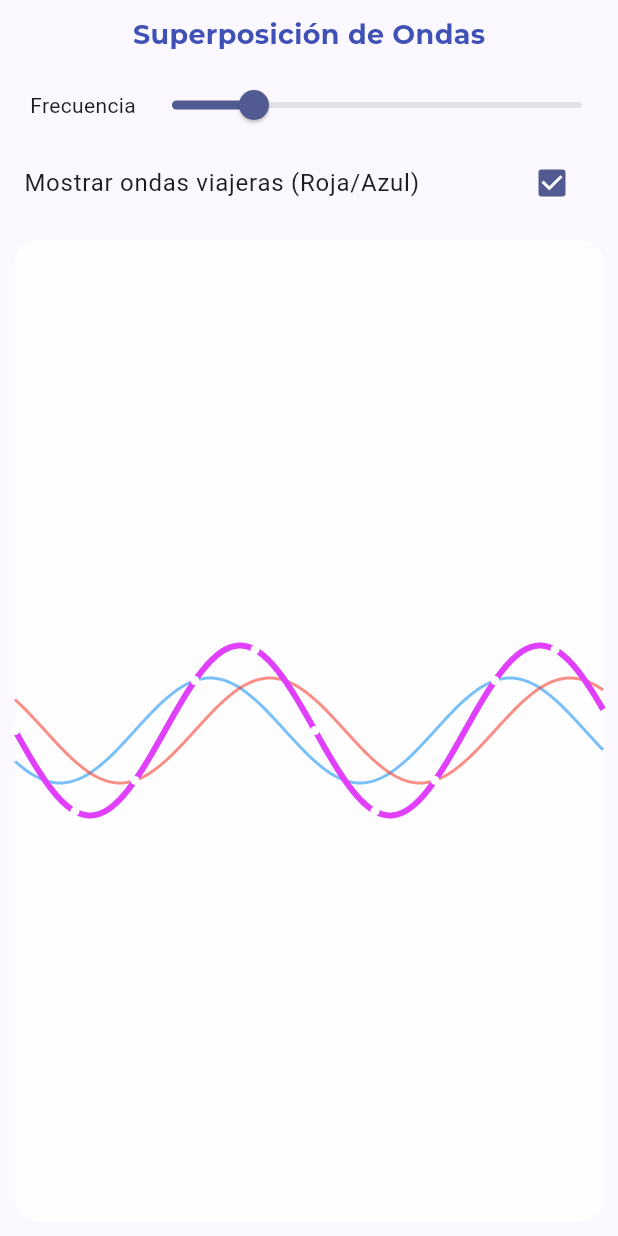
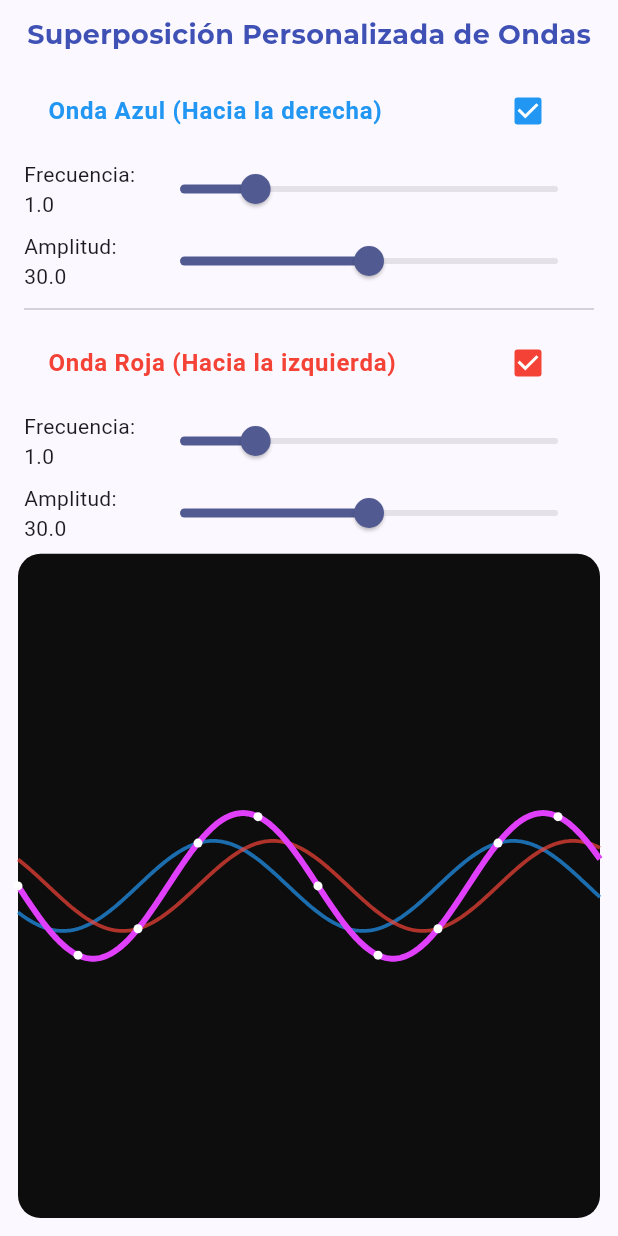
Before and after one commit to IsaiOrtiz/lab_virtual_fisica, a Flutter app: the InterferenciaSim widget shown alone on an empty page, opened directly, on a phone screen of 412 x 824 dp. Run offline on Flutter 3.47's test engine with Material 3 defaults, Android fonts, the phone set to English and light mode, and no system bars; our stand-ins replace flutter_markdown, google_fonts; missing offline and left inert: flutter_cube.

Commit message:
modificacion a simulacion de interferencia

```diff
--- a/lib/simulaciones/interferencia.dart
+++ b/lib/simulaciones/interferencia.dart
@@ -12,9 +12,20 @@ class InterferenciaSim extends StatefulWidget {
 
 class _InterferenciaSimState extends State<InterferenciaSim> {
   double tiempo = 0.0;
-  double frecuencia = 1.0;
-  double amplitud = 35.0;
-  bool mostrarComponentes = true;
+
+  // Parámetros independientes de la Onda Azul (Derecha)
+  double freqAzul = 1.0;
+  double ampAzul = 30.0;
+  bool mostrarAzul = true;
+
+  // Parámetros independientes de la Onda Roja (Izquierda)
+  double freqRoja = 1.0;
+  double ampRoja = 30.0;
+  bool mostrarRoja = true;
+
+  // Control de la Onda Resultante (Púrpura)
+  bool mostrarSuma = true;
+
   Timer? _timer;
 
   @override
@@ -39,44 +50,118 @@ class _InterferenciaSimState extends State<InterferenciaSim> {
       children: [
         Padding(
           padding: const EdgeInsets.symmetric(vertical: 10),
-          child: Text("Superposición de Ondas",
-            style: GoogleFonts.montserrat(fontWeight: FontWeight.bold, fontSize: 18, color: Colors.indigo)),
+          child: Text(
+            "Superposición Personalizada de Ondas",
+            style: GoogleFonts.montserrat(fontWeight: FontWeight.bold, fontSize: 18, color: Colors.indigo),
+          ),
         ),
 
-        Row(
+        // Panel de Controles Avanzados
+        Expanded(
+          flex: 2,
+          child: SingleChildScrollView(
+            padding: const EdgeInsets.symmetric(horizontal: 16),
+            child: Column(
               children: [
-            const SizedBox(width: 20),
-            const Text("Frecuencia"),
-            Expanded(
-              child: Slider(
-                value: frecuencia, min: 0.5, max: 3.0,
-                onChanged: (v) => setState(() => frecuencia = v),
+                // --- CONTROLES ONDA AZUL ---
+                _buildControlSection(
+                  titulo: "Onda Azul (Hacia la derecha)",
+                  color: Colors.blue,
+                  checkboxValue: mostrarAzul,
+                  onCheckboxChanged: (v) => setState(() => mostrarAzul = v!),
+                  sliders: [
+                    _buildSliderRow("Frecuencia", freqAzul, 0.5, 3.0, (v) => setState(() => freqAzul = v)),
+                    _buildSliderRow("Amplitud", ampAzul, 0.0, 60.0, (v) => setState(() => ampAzul = v)),
+                  ],
                 ),
+                const Divider(),
+
+                // --- CONTROLES ONDA ROJA ---
+                _buildControlSection(
+                  titulo: "Onda Roja (Hacia la izquierda)",
+                  color: Colors.red,
+                  checkboxValue: mostrarRoja,
+                  onCheckboxChanged: (v) => setState(() => mostrarRoja = v!),
+                  sliders: [
+                    _buildSliderRow("Frecuencia", freqRoja, 0.5, 3.0, (v) => setState(() => freqRoja = v)),
+                    _buildSliderRow("Amplitud", ampRoja, 0.0, 60.0, (v) => setState(() => ampRoja = v)),
+                  ],
+                ),
+                const Divider(),
+
+                // --- CONTROL RESULTANTE ---
+                CheckboxListTile(
+                  title: const Text("Mostrar Onda Resultante (Púrpura)", style: TextStyle(fontWeight: FontWeight.bold)),
+                  activeColor: Colors.purple,
+                  value: mostrarSuma,
+                  onChanged: (v) => setState(() => mostrarSuma = v!),
                 ),
               ],
             ),
-        CheckboxListTile(
-          title: const Text("Mostrar ondas viajeras (Roja/Azul)"),
-          value: mostrarComponentes,
-          onChanged: (v) => setState(() => mostrarComponentes = v!)
+          ),
         ),
 
+        // Área de renderizado visual de la simulación
         Expanded(
+          flex: 3,
           child: Container(
-            margin: const EdgeInsets.all(10),
+            margin: const EdgeInsets.all(12),
             decoration: BoxDecoration(
-              color: Colors.white.withOpacity(0.9),
+              color: Colors.black.withOpacity(0.95), // Fondo oscuro para resaltar señales
               borderRadius: BorderRadius.circular(15),
             ),
             child: CustomPaint(
               size: Size.infinite,
               painter: InterferenciaPainter(
                 tiempo: tiempo,
-                frecuencia: frecuencia,
-                amplitud: amplitud,
-                mostrarBase: mostrarComponentes
+                freqAzul: freqAzul,
+                ampAzul: ampAzul,
+                mostrarAzul: mostrarAzul,
+                freqRoja: freqRoja,
+                ampRoja: ampRoja,
+                mostrarRoja: mostrarRoja,
+                mostrarSuma: mostrarSuma,
               ),
             ),
+          ),
+        ),
+      ],
+    );
+  }
+
+  // Helper para construir las secciones de control de forma limpia
+  Widget _buildControlSection({
+    required String titulo,
+    required Color color,
+    required bool checkboxValue,
+    required ValueChanged<bool?> onCheckboxChanged,
+    required List<Widget> sliders,
+  }) {
+    return Column(
+      crossAxisAlignment: CrossAxisAlignment.start,
+      children: [
+        CheckboxListTile(
+          title: Text(titulo, style: TextStyle(color: color, fontWeight: FontWeight.bold)),
+          activeColor: color,
+          value: checkboxValue,
+          onChanged: onCheckboxChanged,
+        ),
+        if (checkboxValue) ...sliders,
+      ],
+    );
+  }
+
+  // Helper para renderizar cada fila de deslizadores
+  Widget _buildSliderRow(String label, double valor, double min, double max, ValueChanged<double> onChanged) {
+    return Row(
+      children: [
+        SizedBox(width: 80, child: Text("$label: ${valor.toStringAsFixed(1)}")),
+        Expanded(
+          child: Slider(
+            value: valor,
+            min: min,
+            max: max,
+            onChanged: onChanged,
           ),
         ),
       ],
@@ -86,48 +171,61 @@ class _InterferenciaSimState extends State<InterferenciaSim> {
 
 class InterferenciaPainter extends CustomPainter {
   final double tiempo;
-  final double frecuencia;
-  final double amplitud;
-  final bool mostrarBase;
+  final double freqAzul;
+  final double ampAzul;
+  final bool mostrarAzul;
+  final double freqRoja;
+  final double ampRoja;
+  final bool mostrarRoja;
+  final bool mostrarSuma;
 
   InterferenciaPainter({
     required this.tiempo,
-    required this.frecuencia,
-    required this.amplitud,
-    required this.mostrarBase,
+    required this.freqAzul,
+    required this.ampAzul,
+    required this.mostrarAzul,
+    required this.freqRoja,
+    required this.ampRoja,
+    required this.mostrarRoja,
+    required this.mostrarSuma,
   });
 
   @override
   void paint(Canvas canvas, Size size) {
     final centroY = size.height / 2;
-    final k = 2 * math.pi / 200; // Número de onda
-    final omega = 2 * math.pi * frecuencia;
+    final k = 2 * math.pi / 200; // Número de onda base común
+
+    // Frecuencias angulares independientes
+    final omegaAzul = 2 * math.pi * freqAzul;
+    final omegaRoja = 2 * math.pi * freqRoja;
 
     final pAzul = Paint()
-      ..color = Colors.blue.withOpacity(0.6)
+      ..color = Colors.blue.withOpacity(0.7)
       ..style = PaintingStyle.stroke
-      ..strokeWidth = 2.0;
+      ..strokeWidth = 2.5;
 
     final pRoja = Paint()
-      ..color = Colors.red.withOpacity(0.6)
+      ..color = Colors.red.withOpacity(0.7)
       ..style = PaintingStyle.stroke
-      ..strokeWidth = 2.0;
+      ..strokeWidth = 2.5;
 
     final pSuma = Paint()
       ..color = Colors.purpleAccent
       ..style = PaintingStyle.stroke
       ..strokeWidth = 4.0;
 
+    final pPunto = Paint()..color = Colors.white;
+
     Path pathAzul = Path();
     Path pathRoja = Path();
     Path pathSuma = Path();
 
     for (double x = 0; x <= size.width; x++) {
-      // Onda 1: Viaja a la derecha (kx - wt)
-      double y1 = amplitud * math.sin(k * x - tiempo * omega);
-      // Onda 2: Viaja a la izquierda (kx + wt)
-      double y2 = amplitud * math.sin(k * x + tiempo * omega);
-      // Resultante
+      // Onda 1 (Azul): Viaja a la derecha (kx - wt)
+      double y1 = ampAzul * math.sin(k * x - tiempo * omegaAzul);
+      // Onda 2 (Roja): Viaja a la izquierda (kx + wt)
+      double y2 = ampRoja * math.sin(k * x + tiempo * omegaRoja);
+      // Resultante matemática pura
       double yTotal = y1 + y2;
 
       if (x == 0) {
@@ -141,18 +239,18 @@ class InterferenciaPainter extends CustomPainter {
       }
     }
 
-    if (mostrarBase) {
-      canvas.drawPath(pathAzul, pAzul);
-      canvas.drawPath(pathRoja, pRoja);
-    }
+    // Dibujar caminos condicionalmente basado en la UI
+    if (mostrarAzul) canvas.drawPath(pathAzul, pAzul);
+    if (mostrarRoja) canvas.drawPath(pathRoja, pRoja);
+    if (mostrarSuma) {
       canvas.drawPath(pathSuma, pSuma);
 
-    // Dibujamos pequeños nodos en la suma para ver las "partículas"
-    final pPunto = Paint()..color = Colors.white;
+      // Dibujar los nodos/puntos sobre la línea resultante
       for (double x = 0; x <= size.width; x += 40) {
-      double yTotal = amplitud * math.sin(k * x - tiempo * omega) +
-                      amplitud * math.sin(k * x + tiempo * omega);
-      canvas.drawCircle(Offset(x, centroY + yTotal), 3, pPunto);
+        double y1 = ampAzul * math.sin(k * x - tiempo * omegaAzul);
+        double y2 = ampRoja * math.sin(k * x + tiempo * omegaRoja);
+        canvas.drawCircle(Offset(x, centroY + y1 + y2), 3, pPunto);
+      }
     }
   }
 
```
Lines whose indentation alone changed are shown as unchanged.
